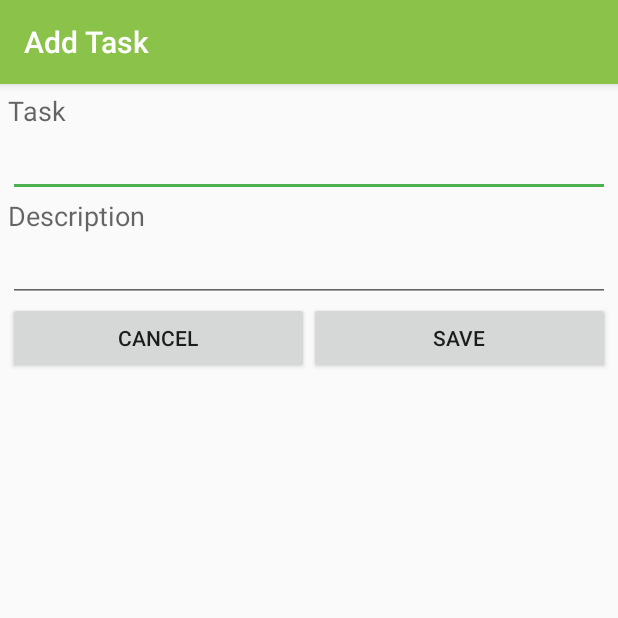
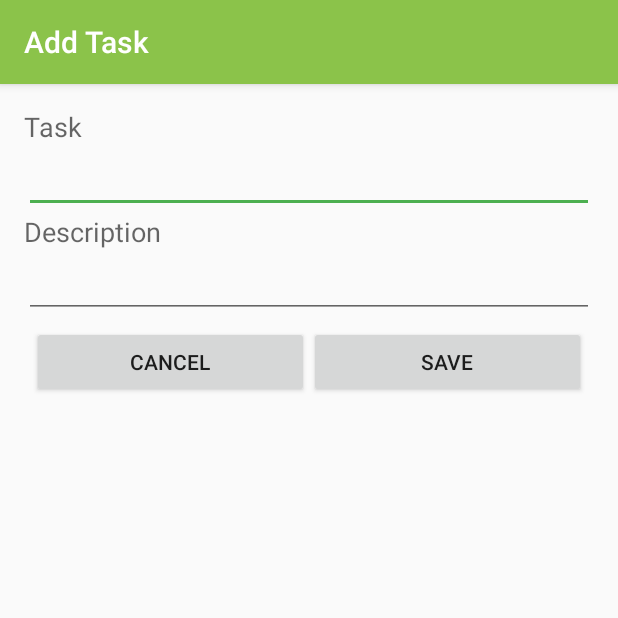
Before and after one commit to twbarber/honeydew, an Android app: the screen it shows after launch (AddTaskActivity), after a tap on an icon or button, on a phone screen of 412 x 824 dp, the top half of it. Run offline under Robolectric (Android 15) with nearby library versions, the phone set to English and light mode, and no system bars.

Commit message:
Additional layouts for future use,

```diff
--- a/app/src/main/java/com/hurdsbrook/honeydew/TaskListFragment.java
+++ b/app/src/main/java/com/hurdsbrook/honeydew/TaskListFragment.java
@@ -6,19 +6,20 @@ import android.view.LayoutInflater;
 import android.view.View;
 import android.view.ViewGroup;
 
+import java.util.Collection;
+
 /**
  * A placeholder fragment containing a simple view.
  */
 public class TaskListFragment extends Fragment {
 
-    public TaskListFragment() {
-    }
+    private Collection<Task> mTasks;
 
     @Override
     public View onCreateView(LayoutInflater inflater, ViewGroup container,
             Bundle savedInstanceState) {
 
-        View v = inflater.inflate(R.layout.task_list, container, false);
+        View v = inflater.inflate(R.layout.fragment_task_list, container, false);
 
         return v;
     }
--- a/app/src/main/res/layout/activity_add_item.xml
+++ b/app/src/main/res/layout/activity_add_item.xml
@@ -25,7 +25,7 @@
         android:layout_width="match_parent"
         android:layout_height="match_parent"
         android:orientation="vertical"
-        android:layout_margin="5dp">
+        android:padding="16dp">
 
         <TextView
             android:layout_width="wrap_content"
@@ -59,7 +59,8 @@
             android:layout_width="match_parent"
             android:layout_height="wrap_content"
             android:orientation="horizontal"
-            android:weightSum="1">
+            android:weightSum="1"
+            android:padding="5dp">
 
             <Button
                 android:layout_width="match_parent"
--- a/app/src/main/res/layout/task_list.xml
+++ b/app/src/main/res/layout/task_list_item.xml
@@ -1,6 +1,5 @@
 <?xml version="1.0" encoding="utf-8"?>
 <LinearLayout xmlns:android="http://schemas.android.com/apk/res/android"
-    xmlns:app="http://schemas.android.com/apk/res-auto"
     android:orientation="vertical" android:layout_width="match_parent"
     android:layout_height="match_parent">
 
```
Also changed, not shown: app/src/main/java/com/hurdsbrook/honeydew/Task.java (+33 -1 lines), app/src/main/res/layout/fragment_task_list.xml (added, +12 -0 lines).
